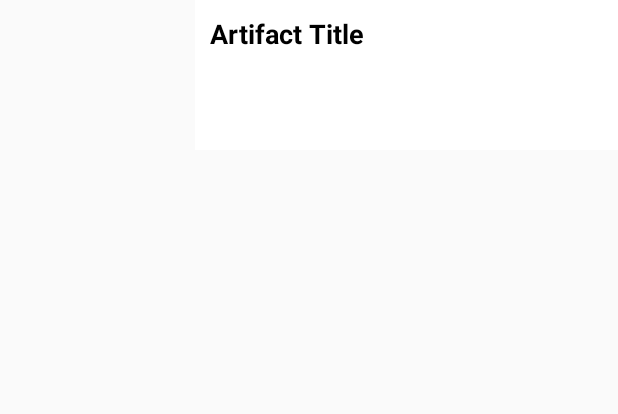
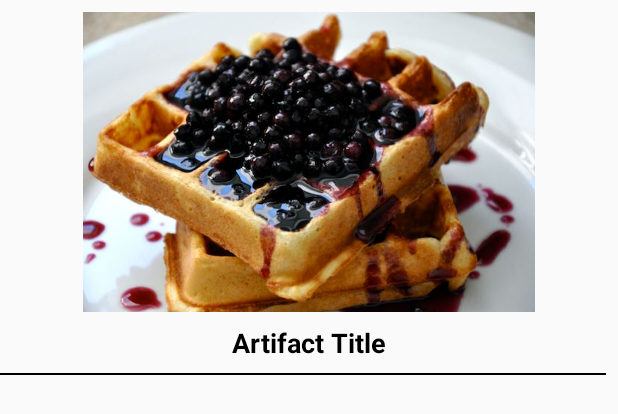
Before and after one commit to jessicakenney/muse, an Android app: the layout artifact_list_item.xml on its own in the app's theme, with its tools: preview values and no code run, on a phone screen of 412 x 824 dp. Shown: the top 414 px of the screen. Run offline under Robolectric (Android 15) with nearby library versions, the phone set to English and light mode, and no system bars.

Commit message:
new artifact list item layout

```diff
--- a/app/src/main/res/layout/artifact_list_item.xml
+++ b/app/src/main/res/layout/artifact_list_item.xml
@@ -1,23 +1,49 @@
 <?xml version="1.0" encoding="utf-8"?>
-<LinearLayout xmlns:android="http://schemas.android.com/apk/res/android"
-    android:orientation="horizontal"
+<android.support.constraint.ConstraintLayout xmlns:android="http://schemas.android.com/apk/res/android"
+    xmlns:app="http://schemas.android.com/apk/res-auto"
+    xmlns:tools="http://schemas.android.com/tools"
     android:layout_width="match_parent"
-    android:layout_height="wrap_content">
+    android:layout_height="wrap_content"
+    tools:context="com.epicodus.muse.ui.MainActivity">
+
 
     <ImageView
-        android:layout_width="130dp"
-        android:layout_height="100dp"
+        android:layout_width="wrap_content"
+        android:layout_height="200dp"
         android:id="@+id/artifactImageView"
         android:scaleType="fitStart"
-        android:adjustViewBounds="true" />
+        android:adjustViewBounds="true"
+        android:src="@drawable/waffles"
+        android:layout_marginRight="8dp"
+        app:layout_constraintRight_toRightOf="parent"
+        android:layout_marginLeft="8dp"
+        app:layout_constraintLeft_toLeftOf="parent"
+        app:layout_constraintTop_toTopOf="parent"
+        android:layout_marginTop="8dp" />
+        <!--android:scaleType="centerCrop"/>-->
+
+
+
+
+    <!--android:layout_width="wrap_content"-->
+        <!--android:layout_height="250dp"-->
+        <!--android:id="@+id/artifactImageView"-->
+        <!--android:scaleType="fitStart"-->
+        <!--android:adjustViewBounds="true"-->
+        <!--android:layout_marginLeft="8dp"-->
+        <!--app:layout_constraintLeft_toLeftOf="parent"-->
+        <!--android:layout_marginRight="8dp"-->
+        <!--app:layout_constraintRight_toRightOf="parent"-->
+        <!--app:layout_constraintTop_toTopOf="parent"-->
+        <!--android:layout_marginTop="8dp"-->
+        <!--app:layout_constraintHorizontal_bias="0.501" />-->
         <!--android:scaleType="centerCrop"-->
 
-    <LinearLayout
-        android:orientation="vertical"
-        android:layout_width="match_parent"
-        android:background="#ffffff"
-        android:layout_height="match_parent"
-        android:padding="10dp">
+        <!--android:orientation="vertical"-->
+        <!--android:layout_width="match_parent"-->
+        <!--android:background="#ffffff"-->
+        <!--android:layout_height="match_parent"-->
+        <!--android:padding="10dp">-->
 
     <TextView
         android:layout_width="wrap_content"
@@ -26,17 +52,25 @@
         android:textSize="18dp"
         android:textStyle="bold"
         android:text="Artifact Title"
-            android:textColor="@color/black"/>
+        android:textColor="@color/black"
+        android:layout_marginTop="8dp"
+        app:layout_constraintTop_toBottomOf="@+id/artifactImageView"
+        android:layout_marginLeft="8dp"
+        app:layout_constraintLeft_toLeftOf="parent"
+        android:layout_marginRight="8dp"
+        app:layout_constraintRight_toRightOf="parent" />
 
-        <TextView
-            android:id="@+id/artifactMediumTextView"
-            android:layout_width="wrap_content"
-            android:layout_height="wrap_content"
-            android:layout_alignParentLeft="true"
-            android:layout_alignParentStart="true"
-            android:layout_alignParentTop="true"
-            android:text=""
-            android:textStyle="italic"
-            android:textColor="@color/black" />
-    </LinearLayout>
-</LinearLayout>
+    <View
+        android:layout_width="0dp"
+        android:layout_height="1dp"
+        android:background="@android:color/black"
+        android:id="@+id/view2"
+        android:layout_marginTop="8dp"
+        app:layout_constraintTop_toBottomOf="@+id/artifactTitleTextView"
+        android:layout_marginLeft="-27dp"
+        app:layout_constraintLeft_toLeftOf="parent"
+        android:layout_marginRight="8dp"
+        app:layout_constraintRight_toRightOf="parent" />
+
+
+</android.support.constraint.ConstraintLayout>
```
Also changed, not shown: app/src/main/java/com/epicodus/muse/adapters/FirebaseArtifactViewHolder.java (+9 -0 lines). Lines whose indentation alone changed are shown as unchanged.
